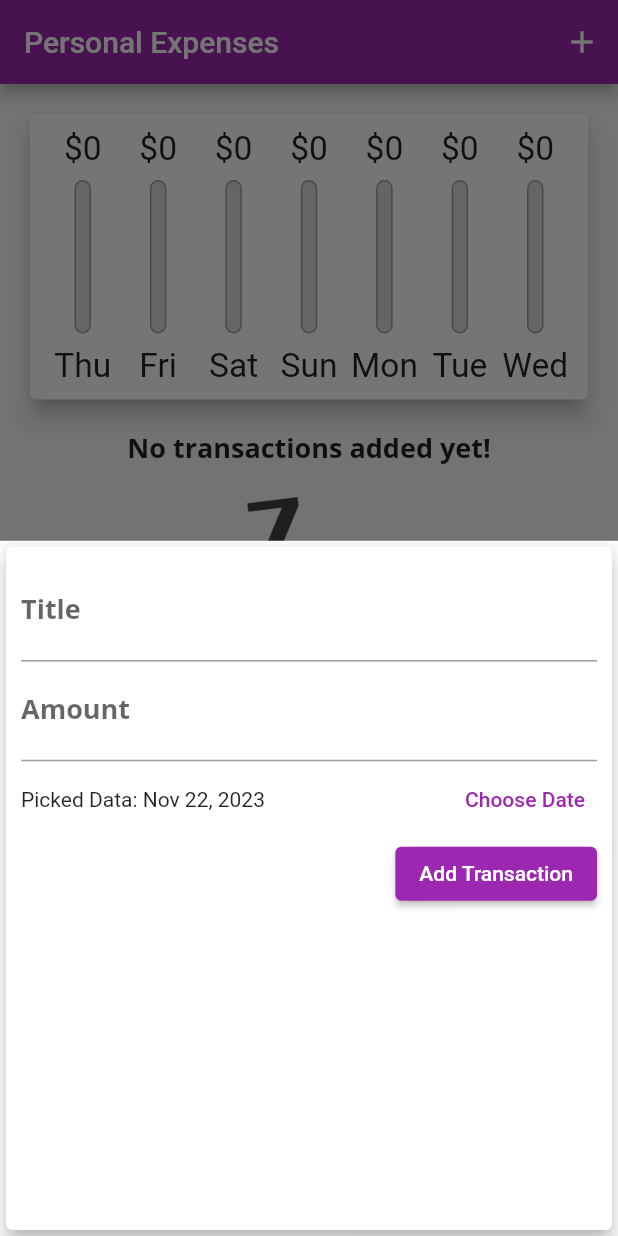
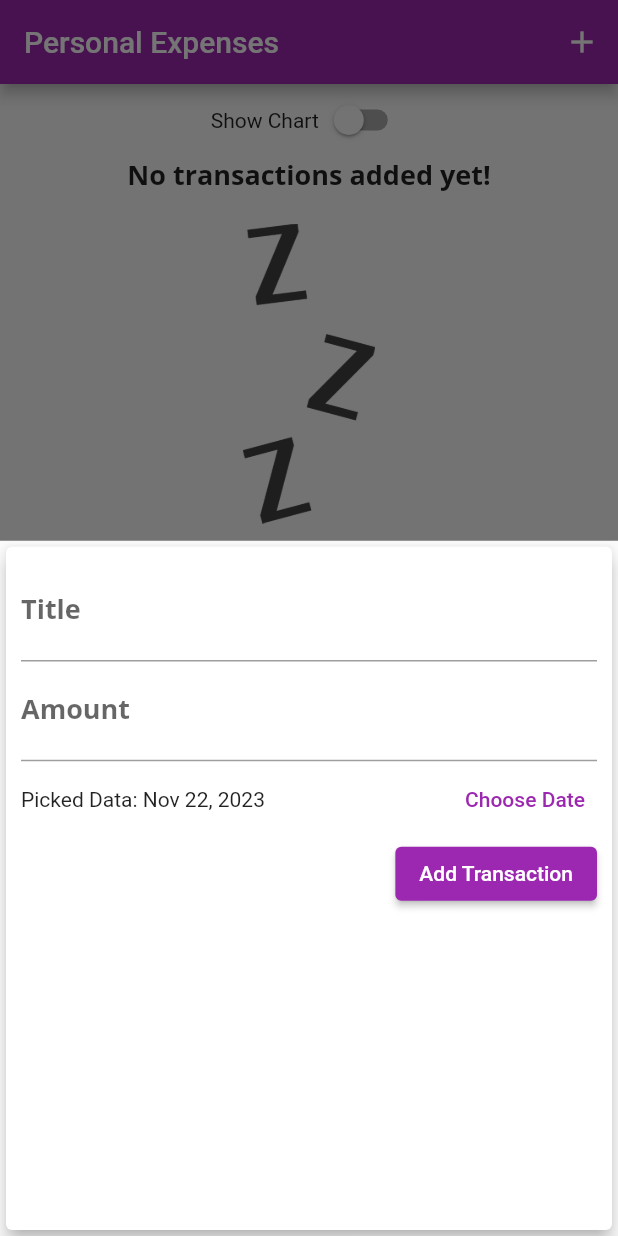
Before and after one commit to jsmrk/simple_expenses_tracker, a Flutter app: the screen it shows after launch, after a tap on the "add" icon, on a phone screen of 412 x 824 dp. Run offline on Flutter 3.47's test engine with Material 2 defaults, Android fonts, the light colour scheme and no system bars.

Commit message:
f5 - ep9

```diff
--- a/lib/main.dart
+++ b/lib/main.dart
@@ -9,11 +9,11 @@
 import './models/transaction.dart';
 
 void main() {
-  WidgetsFlutterBinding.ensureInitialized();
-  SystemChrome.setPreferredOrientations([
-    DeviceOrientation.portraitUp,
-    DeviceOrientation.portraitDown,
-  ]);
+  // WidgetsFlutterBinding.ensureInitialized();
+  // SystemChrome.setPreferredOrientations([
+  //   DeviceOrientation.portraitUp,
+  //   DeviceOrientation.portraitDown,
+  // ]); This is to disable landscape view
   runApp(MyApp());
 }
 
@@ -60,6 +60,7 @@
     //   date: DateTime.now(),
     // ),
   ];
+  bool _showChart = false;
 
   List<Transaction> get _recentTransactions {
     return _userTransactions.where((tx) {
@@ -127,19 +128,34 @@
           // mainAxisAlignment: MainAxisAlignment.start,
           crossAxisAlignment: CrossAxisAlignment.stretch,
           children: <Widget>[
-            Container(
+            Row(
+              mainAxisAlignment: MainAxisAlignment.center,
+              children: [
+                Text('Show Chart'),
+                Switch(
+                    value: _showChart,
+                    onChanged: (val) {
+                      setState(() {
+                        _showChart = val;
+                      });
+                    })
+              ],
+            ),
+            _showChart
+                ? Container(
                     height: (MediaQuery.of(context).size.height -
                             appBar.preferredSize.height -
                             MediaQuery.of(context).padding.top) *
                         0.3,
                     child: Chart(_recentTransactions),
-            ),
-            Container(
+                  )
+                : Container(
                     height: (MediaQuery.of(context).size.height -
                             appBar.preferredSize.height -
                             MediaQuery.of(context).padding.top) *
                         0.7,
-              child: TransactionList(_userTransactions, _deleteTransaction),
+                    child:
+                        TransactionList(_userTransactions, _deleteTransaction),
                   ),
           ],
         ),
```
Lines whose indentation alone changed are shown as unchanged.
